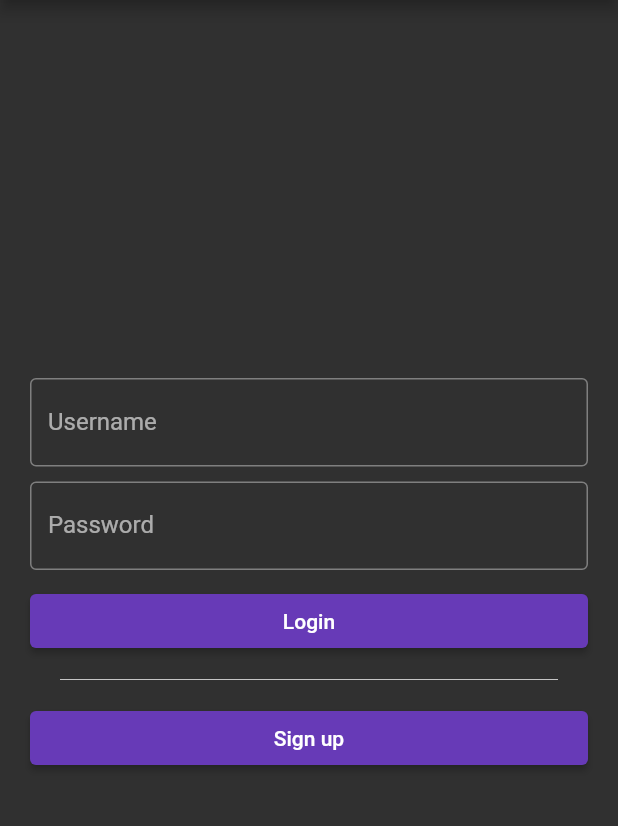
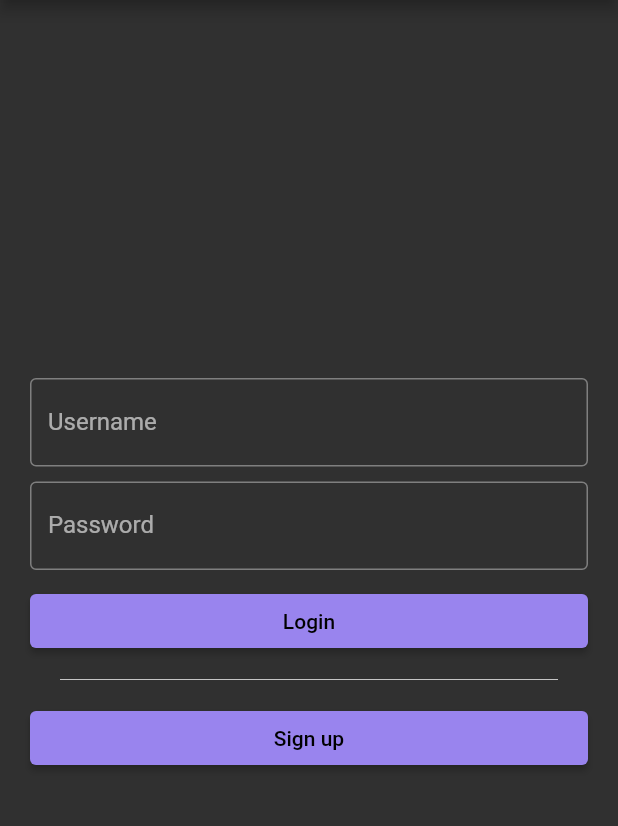
Before and after one commit to HSMA-Adeptus-Mechanicus/app, a Flutter app: the screen it shows after launch, on a phone screen of 412 x 824 dp, the part 84-910 px from its top. Run offline on Flutter 3.47's test engine with Material 2 defaults, Android fonts, the phone set to English and light mode, and no system bars; our stand-ins replace get_storage; accounts and stored records are empty.

Commit message:
Update colors to be more readable

```diff
--- a/lib/main.dart
+++ b/lib/main.dart
@@ -20,14 +20,28 @@ class App extends StatelessWidget {
       theme: ThemeData(
         brightness: Brightness.light,
         primarySwatch: Colors.amber,
+        colorScheme: const ColorScheme(
+          brightness: Brightness.light,
+          primary: Color.fromARGB(255, 255, 194, 12),
+          onPrimary: Colors.black,
+          secondary: Color.fromARGB(255, 63, 63, 63),
+          onSecondary: Colors.white,
+          error: Colors.red,
+          onError: Colors.black,
+          background: Color.fromARGB(255, 63, 63, 63),
+          onBackground: Colors.white,
+          surface: Color.fromARGB(255, 255, 194, 12),
+          onSurface: Colors.black,
+        ),
       ),
       darkTheme: ThemeData(
         brightness: Brightness.dark,
         primarySwatch: Colors.deepPurple,
+        textTheme: const TextTheme(),
         colorScheme: const ColorScheme(
           brightness: Brightness.dark,
-            primary: Colors.deepPurple,
-            onPrimary: Colors.white,
+          primary: Color.fromARGB(255, 153, 132, 238),
+          onPrimary: Colors.black,
           secondary: Color.fromARGB(255, 63, 63, 63),
           onSecondary: Colors.white,
           error: Colors.red,
@@ -36,7 +50,8 @@ class App extends StatelessWidget {
           onBackground: Colors.white,
           surface: Color.fromARGB(255, 85, 58, 183),
           onSurface: Colors.white,
-          )),
+        ),
+      ),
       themeMode: ThemeMode.dark,
       navigatorKey: navigatorKey,
       home: Builder(builder: (context) {
--- a/lib/screens/app_frame.dart
+++ b/lib/screens/app_frame.dart
@@ -39,7 +39,7 @@ class _AppFrameState extends State<AppFrame> with TickerProviderStateMixin {
   Widget build(BuildContext context) {
     _controller.index = _selectedIndex;
 
-    Color? itemColor = Theme.of(context).textTheme.bodyMedium?.color;
+    Color? itemColor = Theme.of(context).colorScheme.onSurface;
 
     return Scaffold(
       appBar: const CustomAppBar(),
@@ -54,9 +54,9 @@ class _AppFrameState extends State<AppFrame> with TickerProviderStateMixin {
       ),
       bottomNavigationBar: BottomNavigationBar(
         type: BottomNavigationBarType.fixed,
-        backgroundColor: Theme.of(context).colorScheme.primary,
+        backgroundColor: Theme.of(context).colorScheme.surface,
         fixedColor: itemColor,
-        unselectedItemColor: itemColor?.withAlpha(140),
+        unselectedItemColor: itemColor.withAlpha(140),
         items: const [
           BottomNavigationBarItem(
             icon: Icon(Icons.home),
```
Lines whose indentation alone changed are shown as unchanged.
